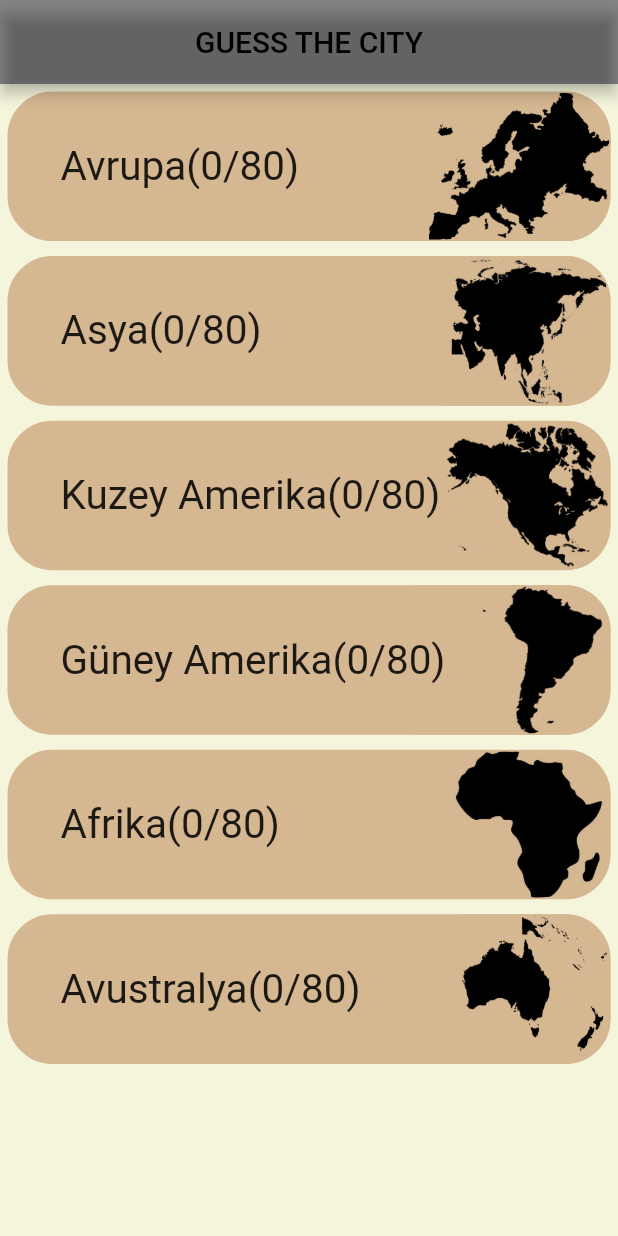
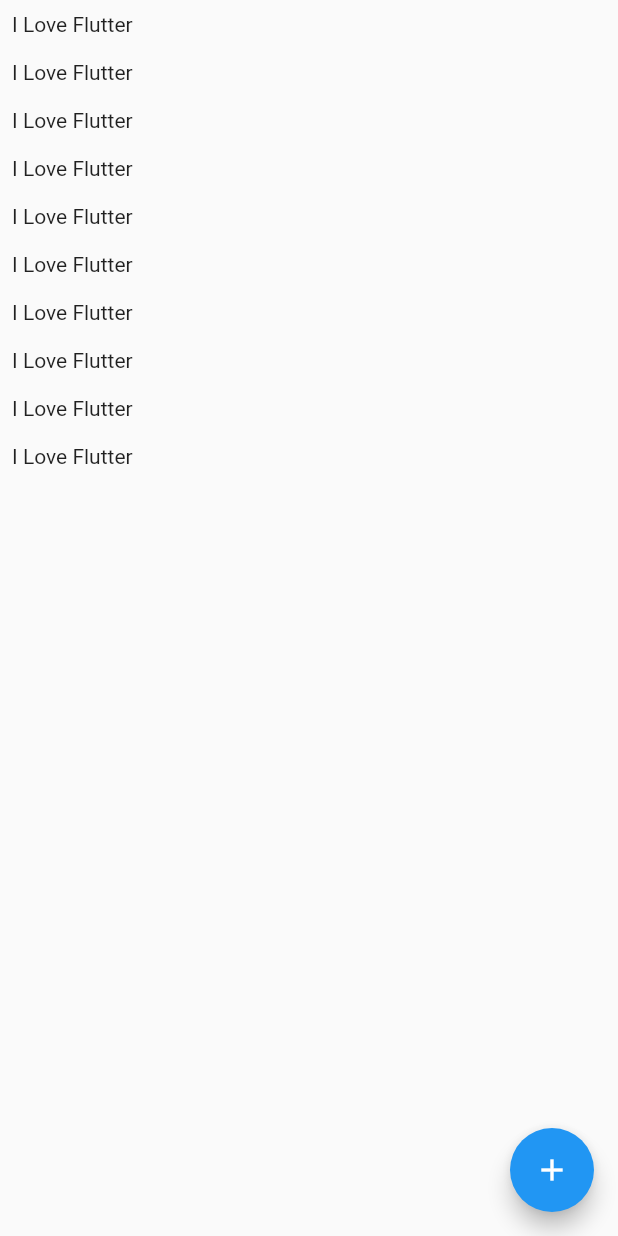
Before and after one commit to abdullahyigit/GuessTheCity, a Flutter app: the screen it shows after launch, on a phone screen of 412 x 824 dp. Run offline on Flutter 3.47's test engine with Material 2 defaults, Android fonts, the light colour scheme and no system bars; our stand-ins replace google_fonts, rounded_loading_button; Roboto replaces fonts that are missing (YOUR_FONT_FAMILY).

Commit message:
firebase

```diff
--- a/lib/main.dart
+++ b/lib/main.dart
@@ -1,31 +1,30 @@
 import 'package:flutter/material.dart';
-import 'package:flutter/services.dart';
-import 'package:guessthecity/screens/home_screen.dart';
 
 void main() {
-  runApp(const Expenso());
-  SystemChrome.setSystemUIOverlayStyle(const SystemUiOverlayStyle(
-    systemNavigationBarColor: Color(0xff1C1C1C),
-  ));
+  runApp(MyApp());
 }
 
-class Expenso extends StatefulWidget {
-  const Expenso({Key? key}) : super(key: key);
-
-  @override
-  State<Expenso> createState() => _ExpensoState();
-}
-
-class _ExpensoState extends State<Expenso> {
+class MyApp extends StatelessWidget {
+  // This widget is the root of your application.
   @override
   Widget build(BuildContext context) {
-    return const MaterialApp(
+    return MaterialApp(
+      title: 'Flutter Firebase Kurulumu',
       home: Scaffold(
-        resizeToAvoidBottomInset: false,
-        backgroundColor: Colors.white,
-        body: Home_Screen(),
+        body: ListView.builder(
+          itemBuilder: (ctx, idx) {
+            return Padding(
+              padding: const EdgeInsets.all(8.0),
+              child: Text('I Love Flutter'),
+            );
+          },
+          itemCount: 10,
+        ),
+        floatingActionButton: FloatingActionButton(
+          child: Icon(Icons.add),
+          onPressed: () {},
+        ),
       ),
-      debugShowCheckedModeBanner: false,
     );
   }
 }
--- a/pubspec.yaml
+++ b/pubspec.yaml
@@ -32,6 +32,8 @@
   google_fonts: ^2.2.0
   progress_state_button: ^1.0.4
   rounded_loading_button: ^2.0.8
+  firebase_core: ^1.11.0
+  cloud_firestore: ^3.1.6
 
 
   # The following adds the Cupertino Icons font to your application.
```
Also changed, not shown: lib/screens/guess_screen.dart (+4 -6 lines), lib/widget/mixedLettersArea.dart (+19 -8 lines), lib/widget/welcome.dart (+7 -9 lines), pubspec.lock, 2 other files.
